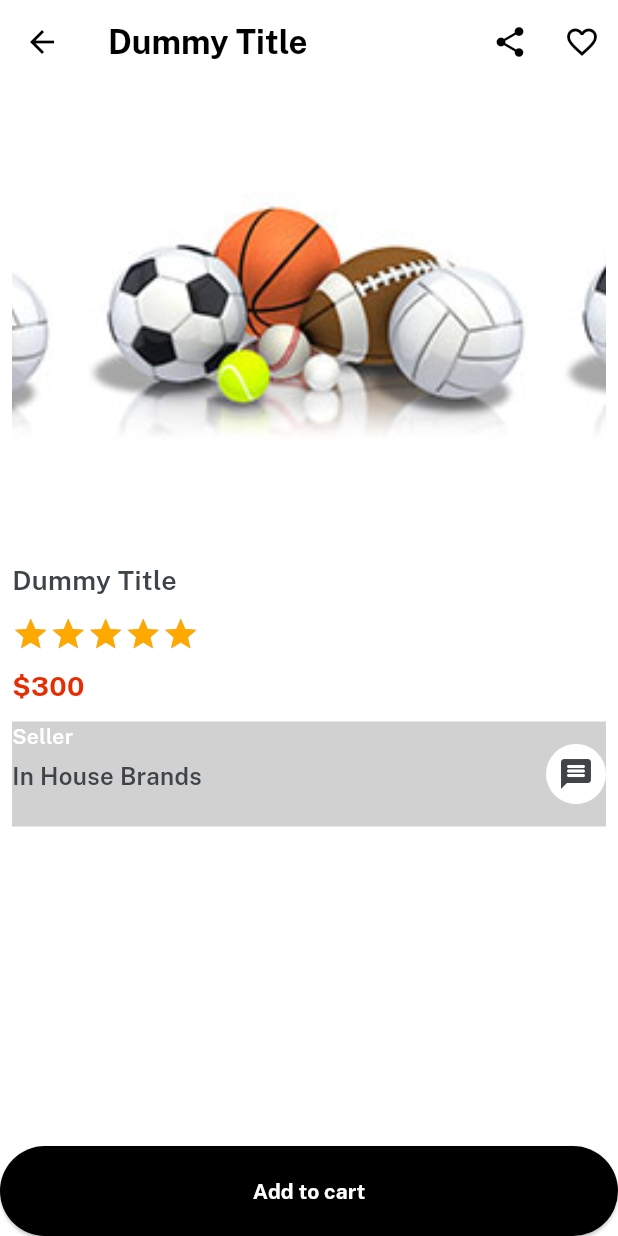
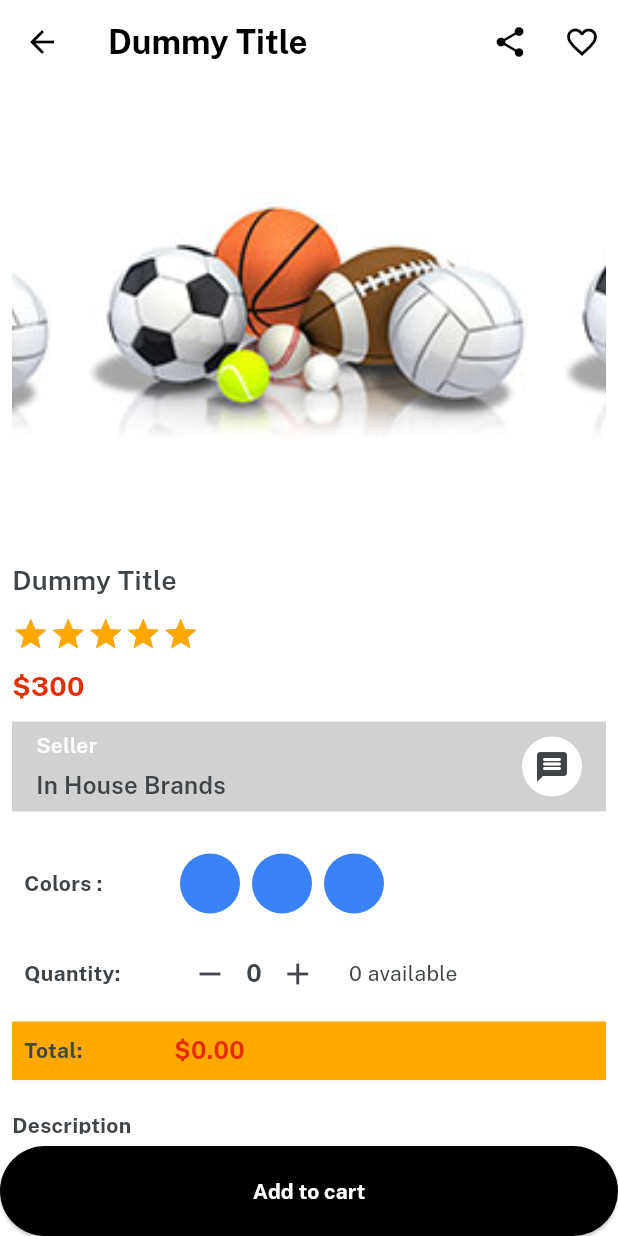
Before and after one commit to PrithirajTalukder/E-Mart-App-Flutter, a Flutter app: the ItemDetails screen opened directly, on a phone screen of 412 x 824 dp. Run offline on Flutter 3.47's test engine with Material 3 defaults, Android fonts, the phone set to English and light mode, and no system bars; drawn by our look-alikes of velocity_x; our stand-ins replace get.

Commit message:
item details page

```diff
--- a/lib/consts/lists.dart
+++ b/lib/consts/lists.dart
@@ -37,3 +37,5 @@ const featuredCatImages =[
   imgFc9,
 
 ];
+
+const itemDetailButtonsList = [video, rev, retpol, suppol, sellpol];
--- a/lib/consts/strings.dart
+++ b/lib/consts/strings.dart
@@ -33,3 +33,5 @@ tcategories = "Top Categories", fcategories = "Featured Categories", womensDress
 const featuredProduct = "Featured Products";
 
 const womenCloth = "Women Clothing", menCloth = "Men Clothing & Fashion", compAccess = "Computer & Accessories", auto = "Automobiles", kids = "Kids & Toys", sports = "Sports", jwel = "Jwellery", cell = "Cellphones and Tabs", fur = "Furnitures";
+
+const video = "Video", rev ="Reviews", sellpol = "Seller Policy", retpol = "Return Policy", suppol = "Support Policy", productsyou = " Products you may like";
--- a/lib/views/category_screen/item_details.dart
+++ b/lib/views/category_screen/item_details.dart
@@ -1,5 +1,7 @@
 import 'package:ecom_store/consts/colors.dart';
 import 'package:ecom_store/consts/consts.dart';
+import 'package:ecom_store/consts/lists.dart';
+import 'package:ecom_store/consts/strings.dart';
 import 'package:ecom_store/widgets_common/our_button.dart';
 import 'package:flutter/material.dart';
 
@@ -26,6 +28,7 @@ class ItemDetails extends StatelessWidget {
           Expanded(child: Padding(
             padding: EdgeInsets.all(8),
             child: SingleChildScrollView(
+
               child: Column(
                 crossAxisAlignment: CrossAxisAlignment.start,
                 children: [
@@ -50,21 +53,139 @@ class ItemDetails extends StatelessWidget {
                   "\$300".text.size(18).color(redColor).fontFamily(bold).make(),
                   10.heightBox,
 
-                   Row(children: [
+                   Row(
+
+                    children: [
                     Expanded(child: Column(
+                        mainAxisAlignment: MainAxisAlignment.center,
                       crossAxisAlignment: CrossAxisAlignment.start,
                       children: [
                         "Seller".text.white.fontFamily(semibold).make(),
 
                         5.heightBox,
-                        "In House Brands".text.fontFamily(semibold).color(darkFontGrey).size(16).make()
+                        "In House Brands".text.fontFamily(semibold).color(darkFontGrey).size(16).make(),
+
+
                       ],
                     )),
-                    CircleAvatar(
+                    const CircleAvatar(
                       backgroundColor: whiteColor,
                       child: Icon(Icons.message_rounded, color: darkFontGrey,),
                     )
-                  ],).box.color(textfieldGrey).height(70).make()
+                  ],).box.color(textfieldGrey).padding(EdgeInsets.symmetric(horizontal: 16)).height(60).make(),
+
+                 20. heightBox,
+                        Column(
+                          children: [
+                            Row(
+                              children: [
+                            SizedBox(
+                              width: 100,
+                              child: "Colors :".text.fontFamily(bold).color(darkFontGrey).make(),),
+
+                              Row(children: List.generate(3, (index) => VxBox().size(40, 40).roundedFull.color(Vx.randomPrimaryColor).margin(EdgeInsets.symmetric(horizontal: 4)).make()),)
+
+                              ],
+                            ). box. padding(EdgeInsets.all(8)).make(),
+
+                            Row(
+                              children: [
+                            SizedBox(
+                              width: 100,
+                              child: "Quantity: ".text.fontFamily(bold).color(darkFontGrey).make(),),
+
+                              Row(children: [
+                                IconButton(onPressed: () {}, icon: Icon(Icons.remove)),
+                                "0".text.fontFamily(bold).size(16).color(darkFontGrey).make(),
+                                IconButton(onPressed: () {}, icon: Icon(Icons.add)),
+
+                                10.widthBox,
+                                ("0 available").text.color(darkFontGrey).make()
+
+                              ],)
+
+                              ],
+                            ). box. padding(EdgeInsets.all(8)).make(),
+
+                            Row(
+                              children: [
+                            SizedBox(
+                              width: 100,
+                              child: "Total: ".text.fontFamily(bold).color(darkFontGrey).make(),),
+
+                              "\$0.00".text.size(16).color(redColor).fontFamily(bold).make(),
+
+
+
+                              ],
+                            ). box. padding(EdgeInsets.all(8)).color(golden).make(),
+                          ],
+                        ).box.shadowSm.white.make(),
+
+
+                        20.heightBox,
+
+                        "Description".text.color(darkFontGrey).fontFamily(bold).make(),
+                        10.heightBox,
+                        "Dummy Description". text.color(darkFontGrey).make(),
+
+                        20.heightBox,
+
+                        ListView(
+                          physics: const NeverScrollableScrollPhysics(),
+                          shrinkWrap: true,
+                          children: List.generate(itemDetailButtonsList.length, (index)=> ListTile(
+                           title: itemDetailButtonsList[index].text.fontFamily(semibold).color(darkFontGrey).make(),
+                            trailing: const Icon(Icons.arrow_forward),
+                          )),
+                        ),
+
+                        20.heightBox,
+
+                        productsyou.text.color(darkFontGrey).fontFamily(bold).size(18).make(),
+
+
+
+
+
+
+
+                         Container(
+
+                  width: double.infinity,
+                  padding: const EdgeInsets.all(12),
+
+                  child: Column(
+                    crossAxisAlignment: CrossAxisAlignment.start,
+                    children: [
+                    featuredProduct.text.white.fontFamily(bold).size(18).make(),
+                    10.heightBox,
+                    SingleChildScrollView(
+                      scrollDirection: Axis.horizontal,
+                      child: Row(
+
+                        children:
+                        List.generate(6, (index) =>  Column(
+                            crossAxisAlignment: CrossAxisAlignment.start,
+
+                          children: [
+                            Image.asset(imgP1, width: 150, fit: BoxFit.cover),
+                            10.heightBox,
+                            "Laptop 4GB/64GB".text.fontFamily(semibold).color(darkFontGrey).make(),
+                            10.heightBox,
+                            "\$600".text.color(Vx.black).fontFamily(bold).size(16).make(),
+
+
+                          ],
+                        ).box.white.roundedSM.margin(const EdgeInsets.symmetric(horizontal: 4)).padding(const EdgeInsets.all(12)).make(),),
+                      ),
+                    ),
+                  ],),
+                ),
+
+
+
+
 
                 ],
 
```
